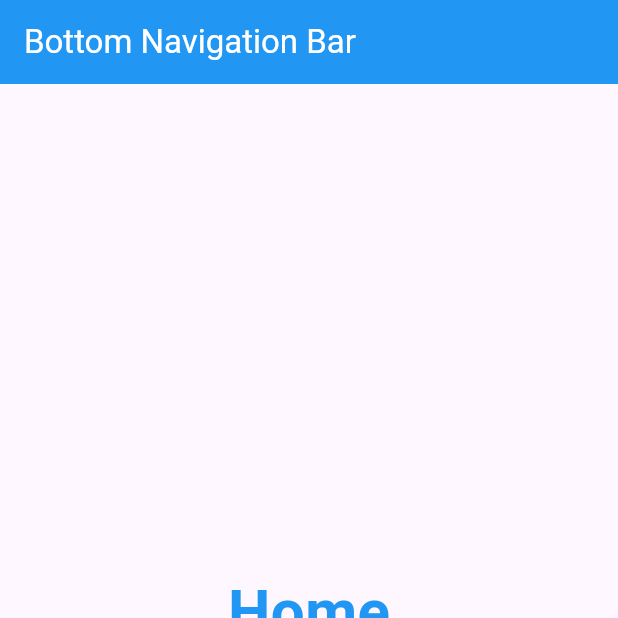
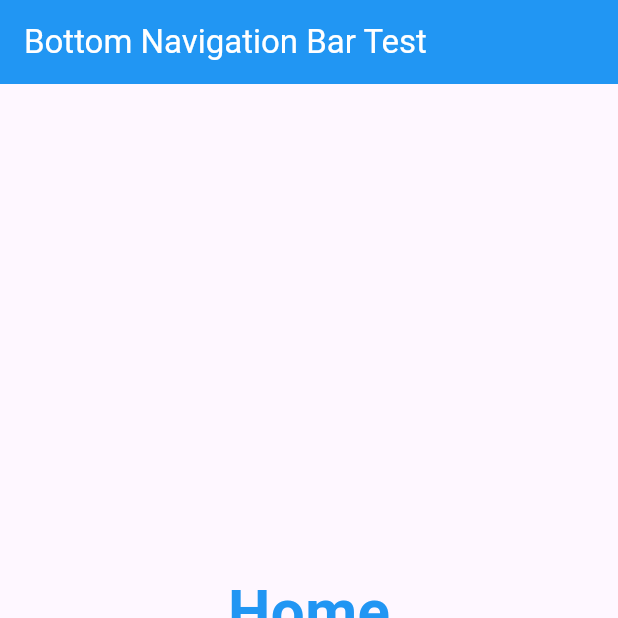
Before and after one commit to LeGamerr/TMA3084_G02_97239_Lab05_Lesson07, a Flutter app: the screen it shows after launch, on a phone screen of 412 x 824 dp, the top half of it. Run offline on Flutter 3.47's test engine with Material 3 defaults, Android fonts, the phone set to English and light mode, and no system bars.

Commit message:
AppBar Title

```diff
--- a/Lab_A_4_BottomNavBar/lib/main.dart
+++ b/Lab_A_4_BottomNavBar/lib/main.dart
@@ -41,7 +41,7 @@ class _BottomNavLabState extends State<BottomNavLab> {
   Widget build(BuildContext context) {
     return Scaffold(
       appBar: AppBar(
-        title: const Text('Bottom Navigation Bar'),
+        title: const Text('Bottom Navigation Bar Test'),
         backgroundColor: Colors.blue,
         foregroundColor: Colors.white,
       ),
```
